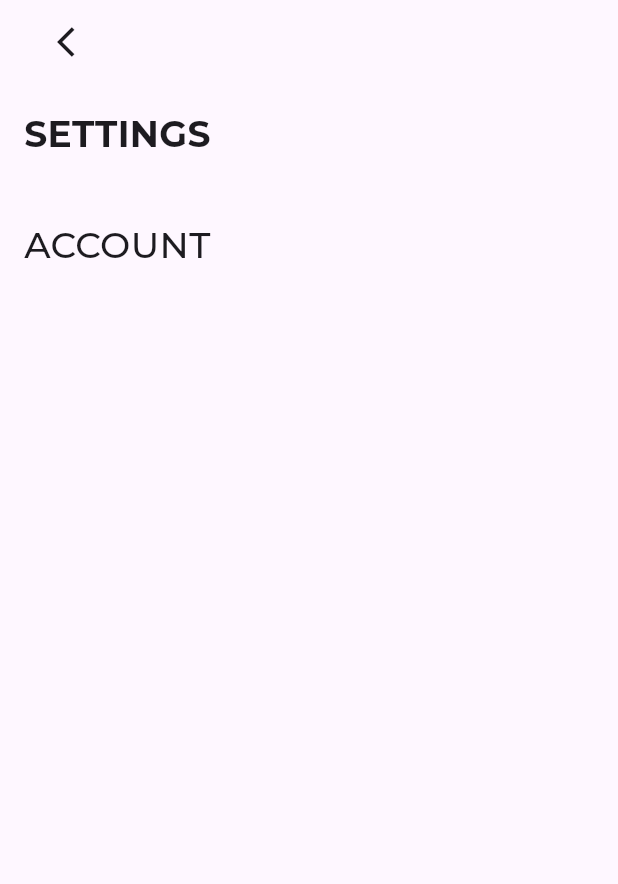
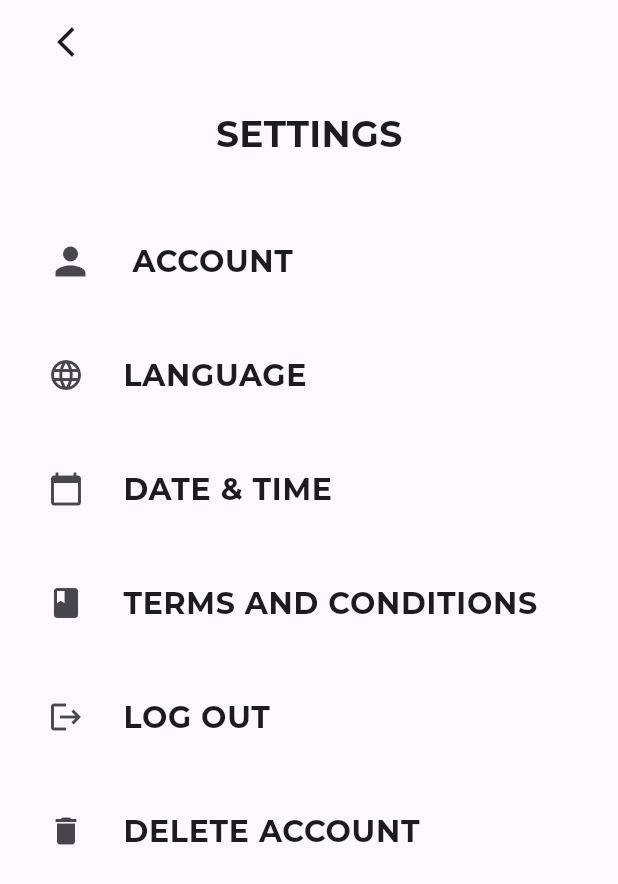
Before and after one commit to RichPerspective007/recyclify-h4b, a Flutter app: the Settings screen opened by its route, on a phone screen of 412 x 824 dp. Shown: the top 884 px of the screen. Run offline on Flutter 3.47's test engine with Material 3 defaults, Android fonts, the phone set to English and light mode, and no system bars; our stand-ins replace cloud_firestore, dash_chat_2, delightful_toast, firebase_auth, firebase_core, firebase_storage and 3 more; accounts and stored records are empty.

Commit message:
modified:   lib/components/settings.dart

```diff
--- a/lib/components/settings.dart
+++ b/lib/components/settings.dart
@@ -1,3 +1,4 @@
+import 'package:flutter/cupertino.dart';
 import 'package:flutter/material.dart';
 
 class Settings extends StatefulWidget {
@@ -20,25 +21,91 @@ class _SettingsState extends State<Settings> {
         ),
         leadingWidth: 100, // Adjust width as needed
       ),
-      body: Padding(
-        padding: const EdgeInsets.all(16.0),
+      body: const Padding(
+        padding: EdgeInsets.all(16.0),
+        child: SingleChildScrollView(
           child: Column(
-          crossAxisAlignment: CrossAxisAlignment.start,
+            crossAxisAlignment: CrossAxisAlignment.center,
             children: [
               Text(
                 "SETTINGS",
                 style: TextStyle(fontSize: 24, fontWeight: FontWeight.bold),
               ),
               SizedBox(height: 40),
-            Text(
-              "ACCOUNT",
+                  ListTile(
+                    leading: Icon(Icons.person,size: 30),
+                    title: Padding(
+                      padding: EdgeInsets.only(left:10),
+                      child: Text("ACCOUNT",
                       style: TextStyle(
-                fontSize: 24,
-                fontWeight: FontWeight.w500,
+                        fontSize: 20,
+                        fontWeight: FontWeight.bold
+                      ),),
                     ),
               ),
-            // Add more settings widgets as needed
+              SizedBox(height: 20),
+              ListTile(
+                leading: Icon(Icons.language),
+                title: Padding(
+                  padding: EdgeInsets.only(left: 10),
+                  child: Text("LANGUAGE",
+                  style: TextStyle(
+                    fontSize: 20,
+                        fontWeight: FontWeight.bold
+                  ),),
+                ),
+              ),
+              SizedBox(height: 20),
+              ListTile(
+                leading: Icon(Icons.calendar_today),
+                title: Padding(
+                  padding: EdgeInsets.only(left: 10),
+                  child: Text("DATE & TIME",
+                  style: TextStyle(
+                    fontSize: 20,
+                        fontWeight: FontWeight.bold
+                  ),),
+                ),
+              ),
+              SizedBox(height: 20),
+              ListTile(
+                leading: Icon(Icons.book),
+                title: Padding(
+                  padding: EdgeInsets.only(left: 10),
+                  child: Text("TERMS AND CONDITIONS",
+                  style: TextStyle(
+                    fontSize: 20,
+                        fontWeight: FontWeight.bold
+                  ),),
+                ),
+              ),
+              SizedBox(height: 20),
+              ListTile(
+                leading: Icon(Icons.logout),
+                title: Padding(
+                  padding: EdgeInsets.only(left: 10),
+                  child: Text("LOG OUT",
+                  style: TextStyle(
+                    fontSize: 20,
+                        fontWeight: FontWeight.bold
+                  ),),
+                ),
+              ),
+              SizedBox(height: 20),
+              ListTile(
+                leading: Icon(Icons.delete),
+                title: Padding(
+                  padding: EdgeInsets.only(left: 10
+                  ),
+                  child: Text("DELETE ACCOUNT",
+                  style: TextStyle(
+                    fontSize: 20,
+                        fontWeight: FontWeight.bold
+                  ),),
+                ),
+              ),      // Add more settings widgets as needed
             ],
+          ),
         ),
       ),
     );
```
Lines whose indentation alone changed are shown as unchanged.
